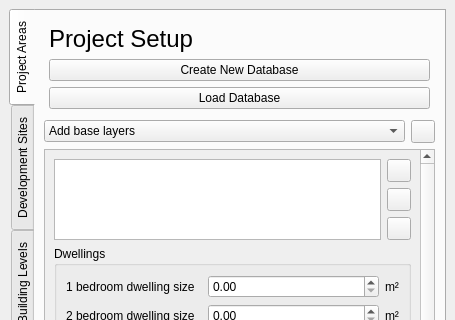
The window that qcity/ui/dockwidget_main.ui (north-road/QCity) describes before a commit, drawn with Qt 5; both pictures show x 0 to 455 and y 0 to 320 of the 455 by 639 pixel window.
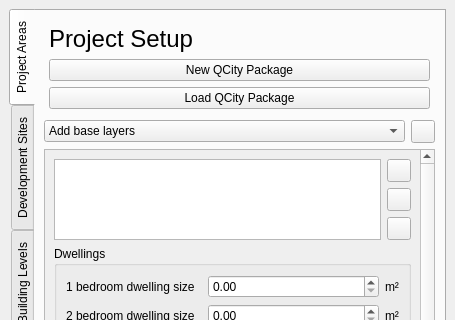
The same window after the commit. Custom widgets are drawn as their Qt base class.

Commit message:
Rename database strings
Fixes #33

Patch:
```diff
--- a/qcity/ui/dockwidget_main.ui
+++ b/qcity/ui/dockwidget_main.ui
@@ -52,14 +52,14 @@
           <item>
            <widget class="QPushButton" name="pushButton_create_database">
             <property name="text">
-             <string>Create New Database</string>
+             <string>New QCity Package</string>
             </property>
            </widget>
           </item>
           <item>
            <widget class="QPushButton" name="pushButton_load_database">
             <property name="text">
-             <string>Load Database</string>
+             <string>Load QCity Package</string>
             </property>
            </widget>
           </item>
```
The commit also changes 1 other file.
